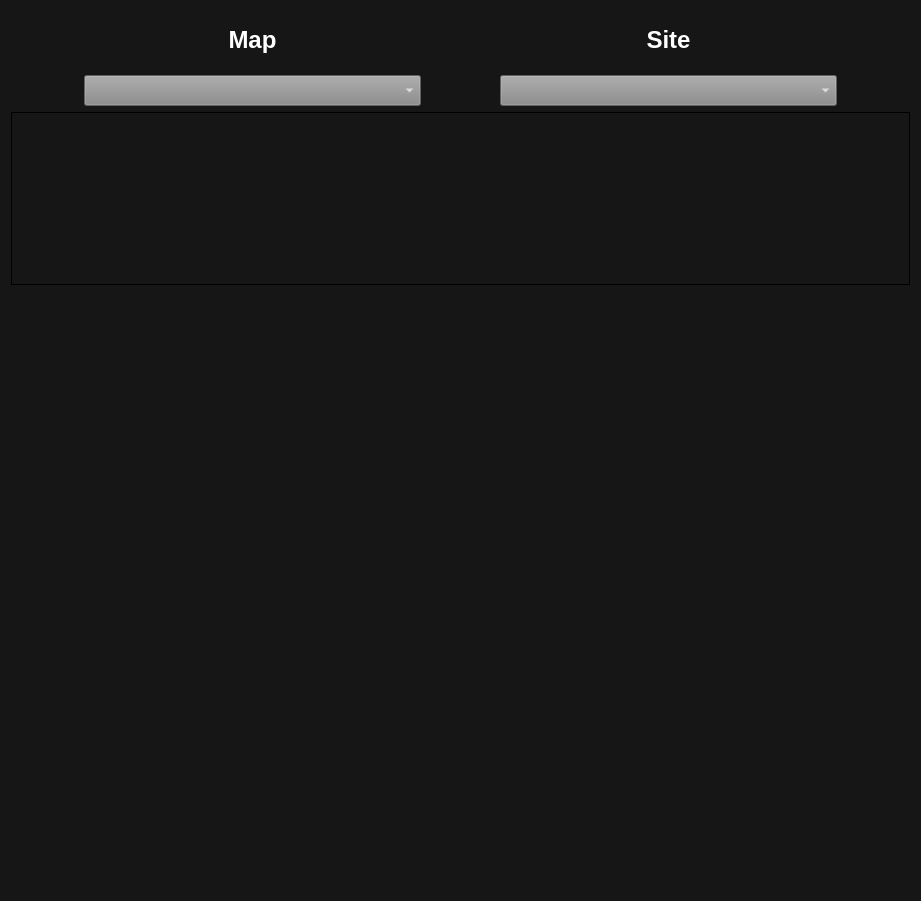
Before: the Qt Designer form R6Tools.ui in Machenta/R6Tools, drawn with Qt 5.
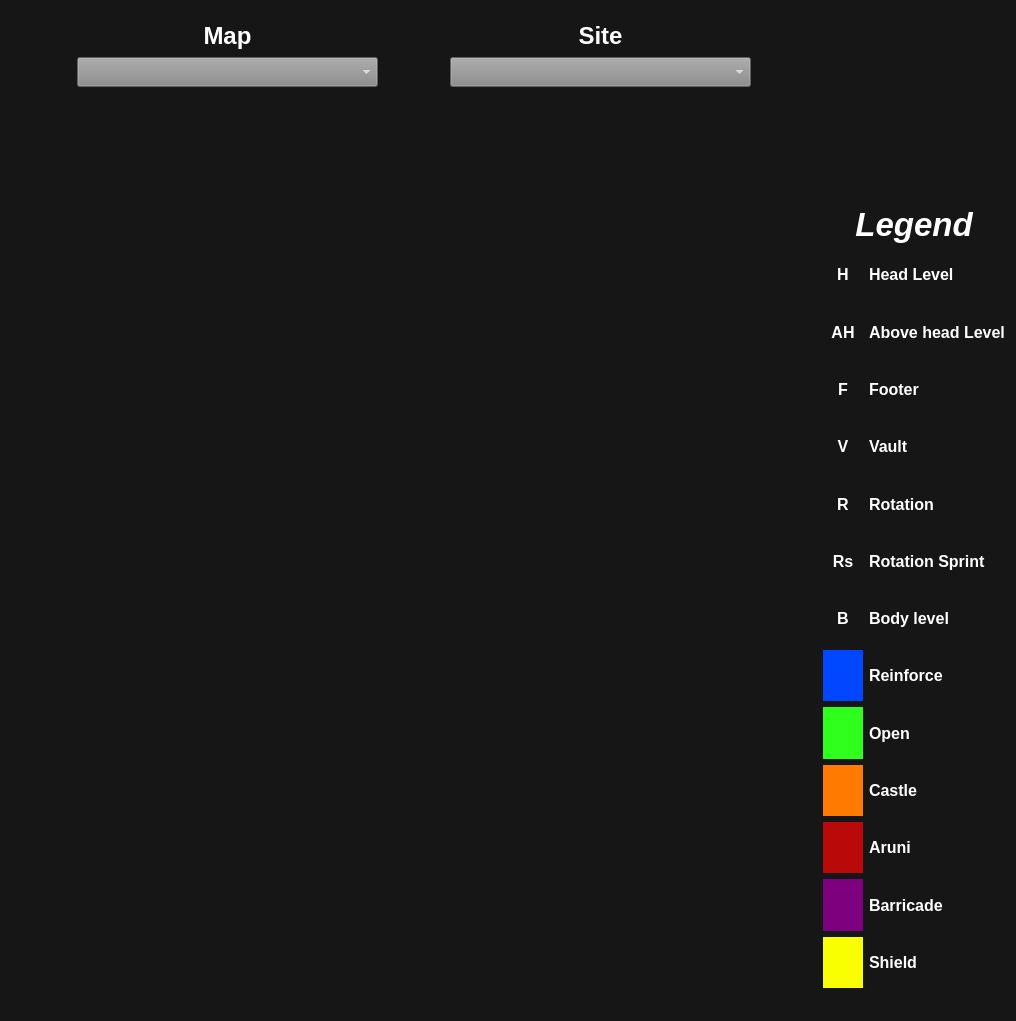
After: the same form once the commit is applied.

Commit message: Added image legend on UI

What changed in the file:
```diff
--- a/R6Tools.ui
+++ b/R6Tools.ui
@@ -6,8 +6,8 @@
    <rect>
     <x>0</x>
     <y>0</y>
-    <width>921</width>
-    <height>901</height>
+    <width>1016</width>
+    <height>1021</height>
    </rect>
   </property>
   <property name="sizePolicy">
@@ -47,54 +47,46 @@
       <property name="sizeConstraint">
        <enum>QLayout::SetNoConstraint</enum>
       </property>
-      <item row="0" column="1">
-       <widget class="QLabel" name="map">
-        <property name="sizePolicy">
-         <sizepolicy hsizetype="Expanding" vsizetype="Expanding">
-          <horstretch>5</horstretch>
-          <verstretch>1</verstretch>
-         </sizepolicy>
-        </property>
-        <property name="minimumSize">
-         <size>
-          <width>200</width>
-          <height>40</height>
-         </size>
-        </property>
+      <item row="7" column="5">
+       <widget class="QLabel" name="label_5">
         <property name="font">
          <font>
-          <pointsize>18</pointsize>
+          <pointsize>12</pointsize>
           <bold>true</bold>
          </font>
         </property>
         <property name="styleSheet">
-         <string notr="true">color: rgb(255, 255, 255);</string>
+         <string>color: rgb(255, 255, 255);</string>
         </property>
         <property name="text">
-         <string>Map</string>
+         <string>R</string>
         </property>
         <property name="alignment">
          <set>Qt::AlignCenter</set>
         </property>
        </widget>
       </item>
-      <item row="0" column="3">
-       <widget class="QLabel" name="site">
-        <property name="sizePolicy">
-         <sizepolicy hsizetype="Expanding" vsizetype="Expanding">
-          <horstretch>5</horstretch>
-          <verstretch>5</verstretch>
-         </sizepolicy>
+      <item row="12" column="6">
+       <widget class="QLabel" name="label_23">
+        <property name="font">
+         <font>
+          <pointsize>12</pointsize>
+          <bold>true</bold>
+         </font>
         </property>
-        <property name="minimumSize">
-         <size>
-          <width>200</width>
-          <height>40</height>
-         </size>
+        <property name="styleSheet">
+         <string>color: rgb(255, 255, 255);</string>
         </property>
+        <property name="text">
+         <string>Castle</string>
+        </property>
+       </widget>
+      </item>
+      <item row="3" column="6">
+       <widget class="QLabel" name="label_15">
         <property name="font">
          <font>
-          <pointsize>18</pointsize>
+          <pointsize>12</pointsize>
           <bold>true</bold>
          </font>
         </property>
@@ -102,25 +94,207 @@
          <string notr="true">color: rgb(255, 255, 255);</string>
         </property>
         <property name="text">
-         <string>Site</string>
+         <string>Head Level</string>
         </property>
+       </widget>
+      </item>
+      <item row="7" column="6">
+       <widget class="QLabel" name="label_18">
+        <property name="font">
+         <font>
+          <pointsize>12</pointsize>
+          <bold>true</bold>
+         </font>
+        </property>
+        <property name="styleSheet">
+         <string>color: rgb(255, 255, 255);</string>
+        </property>
+        <property name="text">
+         <string>Rotation</string>
+        </property>
+       </widget>
+      </item>
+      <item row="8" column="5">
+       <widget class="QLabel" name="label_6">
+        <property name="font">
+         <font>
+          <pointsize>12</pointsize>
+          <bold>true</bold>
+         </font>
+        </property>
+        <property name="styleSheet">
+         <string>color: rgb(255, 255, 255);</string>
+        </property>
+        <property name="text">
+         <string>Rs</string>
+        </property>
         <property name="alignment">
          <set>Qt::AlignCenter</set>
         </property>
        </widget>
       </item>
-      <item row="0" column="4" rowspan="2">
-       <spacer name="horizontalSpacer_3">
-        <property name="orientation">
-         <enum>Qt::Horizontal</enum>
+      <item row="6" column="6">
+       <widget class="QLabel" name="label_17">
+        <property name="font">
+         <font>
+          <pointsize>12</pointsize>
+          <bold>true</bold>
+         </font>
         </property>
-        <property name="sizeHint" stdset="0">
+        <property name="styleSheet">
+         <string>color: rgb(255, 255, 255);</string>
+        </property>
+        <property name="text">
+         <string>Vault</string>
+        </property>
+       </widget>
+      </item>
+      <item row="3" column="5">
+       <widget class="QLabel" name="label_4">
+        <property name="minimumSize">
          <size>
           <width>40</width>
-          <height>20</height>
+          <height>0</height>
          </size>
         </property>
-       </spacer>
+        <property name="font">
+         <font>
+          <pointsize>12</pointsize>
+          <bold>true</bold>
+         </font>
+        </property>
+        <property name="styleSheet">
+         <string notr="true">color: rgb(255, 255, 255);</string>
+        </property>
+        <property name="text">
+         <string>H</string>
+        </property>
+        <property name="alignment">
+         <set>Qt::AlignCenter</set>
+        </property>
+       </widget>
+      </item>
+      <item row="5" column="6">
+       <widget class="QLabel" name="label_16">
+        <property name="font">
+         <font>
+          <pointsize>12</pointsize>
+          <bold>true</bold>
+         </font>
+        </property>
+        <property name="styleSheet">
+         <string>color: rgb(255, 255, 255);</string>
+        </property>
+        <property name="text">
+         <string>Footer</string>
+        </property>
+       </widget>
+      </item>
+      <item row="15" column="6">
+       <widget class="QLabel" name="label_26">
+        <property name="font">
+         <font>
+          <pointsize>12</pointsize>
+          <bold>true</bold>
+         </font>
+        </property>
+        <property name="styleSheet">
+         <string>color: rgb(255, 255, 255);</string>
+        </property>
+        <property name="text">
+         <string>Shield</string>
+        </property>
+       </widget>
+      </item>
+      <item row="5" column="5">
+       <widget class="QLabel" name="label_2">
+        <property name="font">
+         <font>
+          <pointsize>12</pointsize>
+          <bold>true</bold>
+         </font>
+        </property>
+        <property name="styleSheet">
+         <string>color: rgb(255, 255, 255);</string>
+        </property>
+        <property name="text">
+         <string>F</string>
+        </property>
+        <property name="alignment">
+         <set>Qt::AlignCenter</set>
+        </property>
+       </widget>
+      </item>
+      <item row="14" column="6">
+       <widget class="QLabel" name="label_25">
+        <property name="font">
+         <font>
+          <pointsize>12</pointsize>
+          <bold>true</bold>
+         </font>
+        </property>
+        <property name="styleSheet">
+         <string>color: rgb(255, 255, 255);</string>
+        </property>
+        <property name="text">
+         <string>Barricade</string>
+        </property>
+       </widget>
+      </item>
+      <item row="13" column="5">
+       <widget class="QLabel" name="label_11">
+        <property name="font">
+         <font>
+          <pointsize>12</pointsize>
+          <bold>true</bold>
+         </font>
+        </property>
+        <property name="styleSheet">
+         <string notr="true">color: rgb(255, 255, 255);
+background-color: rgb(186, 9, 9);</string>
+        </property>
+        <property name="text">
+         <string/>
+        </property>
+        <property name="alignment">
+         <set>Qt::AlignCenter</set>
+        </property>
+       </widget>
+      </item>
+      <item row="4" column="5">
+       <widget class="QLabel" name="label_3">
+        <property name="font">
+         <font>
+          <pointsize>12</pointsize>
+          <bold>true</bold>
+         </font>
+        </property>
+        <property name="styleSheet">
+         <string notr="true">color: rgb(255, 255, 255);</string>
+        </property>
+        <property name="text">
+         <string>AH</string>
+        </property>
+        <property name="alignment">
+         <set>Qt::AlignCenter</set>
+        </property>
+       </widget>
+      </item>
+      <item row="4" column="6">
+       <widget class="QLabel" name="label_14">
+        <property name="font">
+         <font>
+          <pointsize>12</pointsize>
+          <bold>true</bold>
+         </font>
+        </property>
+        <property name="styleSheet">
+         <string notr="true">color: rgb(255, 255, 255);</string>
+        </property>
+        <property name="text">
+         <string>Above head Level</string>
+        </property>
+       </widget>
       </item>
       <item row="2" column="0" colspan="5">
        <widget class="QLabel" name="banLabel">
@@ -133,7 +307,13 @@
         <property name="minimumSize">
          <size>
           <width>50</width>
-          <height>50</height>
+          <height>150</height>
+         </size>
+        </property>
+        <property name="maximumSize">
+         <size>
+          <width>16777215</width>
+          <height>170</height>
          </size>
         </property>
         <property name="baseSize">
@@ -143,7 +323,7 @@
          </size>
         </property>
         <property name="frameShape">
-         <enum>QFrame::Box</enum>
+         <enum>QFrame::NoFrame</enum>
         </property>
         <property name="text">
          <string/>
@@ -156,6 +336,115 @@
         </property>
        </widget>
       </item>
+      <item row="11" column="6">
+       <widget class="QLabel" name="label_22">
+        <property name="font">
+         <font>
+          <pointsize>12</pointsize>
+          <bold>true</bold>
+         </font>
+        </property>
+        <property name="styleSheet">
+         <string>color: rgb(255, 255, 255);</string>
+        </property>
+        <property name="text">
+         <string>Open</string>
+        </property>
+       </widget>
+      </item>
+      <item row="9" column="5">
+       <widget class="QLabel" name="label_7">
+        <property name="font">
+         <font>
+          <pointsize>12</pointsize>
+          <bold>true</bold>
+         </font>
+        </property>
+        <property name="styleSheet">
+         <string>color: rgb(255, 255, 255);</string>
+        </property>
+        <property name="text">
+         <string>B</string>
+        </property>
+        <property name="alignment">
+         <set>Qt::AlignCenter</set>
+        </property>
+       </widget>
+      </item>
+      <item row="10" column="6">
+       <widget class="QLabel" name="label_21">
+        <property name="font">
+         <font>
+          <pointsize>12</pointsize>
+          <bold>true</bold>
+         </font>
+        </property>
+        <property name="styleSheet">
+         <string>color: rgb(255, 255, 255);</string>
+        </property>
+        <property name="text">
+         <string>Reinforce</string>
+        </property>
+       </widget>
+      </item>
+      <item row="3" column="0" rowspan="13" colspan="5">
+       <widget class="QLabel" name="setupLabel">
+        <property name="sizePolicy">
+         <sizepolicy hsizetype="Expanding" vsizetype="Expanding">
+          <horstretch>1</horstretch>
+          <verstretch>50</verstretch>
+         </sizepolicy>
+        </property>
+        <property name="minimumSize">
+         <size>
+          <width>50</width>
+          <height>300</height>
+         </size>
+        </property>
+        <property name="text">
+         <string/>
+        </property>
+        <property name="alignment">
+         <set>Qt::AlignCenter</set>
+        </property>
+       </widget>
+      </item>
+      <item row="0" column="0" rowspan="2">
+       <spacer name="horizontalSpacer">
+        <property name="orientation">
+         <enum>Qt::Horizontal</enum>
+        </property>
+        <property name="sizeType">
+         <enum>QSizePolicy::Expanding</enum>
+        </property>
+        <property name="sizeHint" stdset="0">
+         <size>
+          <width>40</width>
+          <height>20</height>
+         </size>
+        </property>
+       </spacer>
+      </item>
+      <item row="14" column="5">
+       <widget class="QLabel" name="label_12">
+        <property name="font">
+         <font>
+          <pointsize>12</pointsize>
+          <bold>true</bold>
+         </font>
+        </property>
+        <property name="styleSheet">
+         <string notr="true">color: rgb(255, 255, 255);
+background-color: rgb(127, 0, 127);</string>
+        </property>
+        <property name="text">
+         <string/>
+        </property>
+        <property name="alignment">
+         <set>Qt::AlignCenter</set>
+        </property>
+       </widget>
+      </item>
       <item row="0" column="2" rowspan="2">
        <spacer name="horizontalSpacer_2">
         <property name="orientation">
@@ -172,55 +461,58 @@
         </property>
        </spacer>
       </item>
-      <item row="0" column="0" rowspan="2">
-       <spacer name="horizontalSpacer">
-        <property name="orientation">
-         <enum>Qt::Horizontal</enum>
-        </property>
-        <property name="sizeType">
-         <enum>QSizePolicy::Expanding</enum>
-        </property>
-        <property name="sizeHint" stdset="0">
-         <size>
-          <width>40</width>
-          <height>20</height>
-         </size>
-        </property>
-       </spacer>
-      </item>
-      <item row="1" column="3">
-       <widget class="QComboBox" name="site_combo">
-        <property name="sizePolicy">
-         <sizepolicy hsizetype="Expanding" vsizetype="Expanding">
-          <horstretch>1</horstretch>
-          <verstretch>1</verstretch>
-         </sizepolicy>
-        </property>
+      <item row="13" column="6">
+       <widget class="QLabel" name="label_24">
         <property name="font">
          <font>
-          <pointsize>14</pointsize>
+          <pointsize>12</pointsize>
           <bold>true</bold>
          </font>
         </property>
         <property name="styleSheet">
-         <string notr="true">background-color: rgb(136, 136, 136);
-color: rgb(255, 255, 255);</string>
+         <string>color: rgb(255, 255, 255);</string>
+        </property>
+        <property name="text">
+         <string>Aruni</string>
         </property>
        </widget>
       </item>
-      <item row="3" column="0" colspan="5">
-       <widget class="QLabel" name="setupLabel">
-        <property name="sizePolicy">
-         <sizepolicy hsizetype="Expanding" vsizetype="Expanding">
-          <horstretch>1</horstretch>
-          <verstretch>50</verstretch>
-         </sizepolicy>
-        </property>
+      <item row="6" column="5">
+       <widget class="QLabel" name="label">
         <property name="minimumSize">
          <size>
-          <width>50</width>
-          <height>50</height>
+          <width>20</width>
+          <height>0</height>
          </size>
+        </property>
+        <property name="font">
+         <font>
+          <pointsize>12</pointsize>
+          <bold>true</bold>
+         </font>
+        </property>
+        <property name="styleSheet">
+         <string>color: rgb(255, 255, 255);</string>
+        </property>
+        <property name="text">
+         <string>V</string>
+        </property>
+        <property name="alignment">
+         <set>Qt::AlignCenter</set>
+        </property>
+       </widget>
+      </item>
+      <item row="12" column="5">
+       <widget class="QLabel" name="label_10">
+        <property name="font">
+         <font>
+          <pointsize>12</pointsize>
+          <bold>true</bold>
+         </font>
+        </property>
+        <property name="styleSheet">
+         <string notr="true">color: rgb(255, 255, 255);
+background-color: rgb(255, 122, 0);</string>
         </property>
         <property name="text">
          <string/>
@@ -238,6 +530,12 @@
           <verstretch>1</verstretch>
          </sizepolicy>
         </property>
+        <property name="maximumSize">
+         <size>
+          <width>400</width>
+          <height>30</height>
+         </size>
+        </property>
         <property name="font">
          <font>
           <pointsize>14</pointsize>
@@ -250,6 +548,231 @@
         </property>
        </widget>
       </item>
+      <item row="15" column="5">
+       <widget class="QLabel" name="label_13">
+        <property name="font">
+         <font>
+          <pointsize>12</pointsize>
+          <bold>true</bold>
+         </font>
+        </property>
+        <property name="styleSheet">
+         <string notr="true">color: rgb(255, 255, 255);
+background-color: rgb(250, 255, 0);</string>
+        </property>
+        <property name="text">
+         <string/>
+        </property>
+        <property name="alignment">
+         <set>Qt::AlignCenter</set>
+        </property>
+       </widget>
+      </item>
+      <item row="9" column="6">
+       <widget class="QLabel" name="label_20">
+        <property name="font">
+         <font>
+          <pointsize>12</pointsize>
+          <bold>true</bold>
+         </font>
+        </property>
+        <property name="styleSheet">
+         <string>color: rgb(255, 255, 255);</string>
+        </property>
+        <property name="text">
+         <string>Body level</string>
+        </property>
+       </widget>
+      </item>
+      <item row="0" column="1">
+       <widget class="QLabel" name="map">
+        <property name="sizePolicy">
+         <sizepolicy hsizetype="Expanding" vsizetype="Expanding">
+          <horstretch>5</horstretch>
+          <verstretch>1</verstretch>
+         </sizepolicy>
+        </property>
+        <property name="minimumSize">
+         <size>
+          <width>200</width>
+          <height>40</height>
+         </size>
+        </property>
+        <property name="maximumSize">
+         <size>
+          <width>400</width>
+          <height>30</height>
+         </size>
+        </property>
+        <property name="font">
+         <font>
+          <pointsize>18</pointsize>
+          <bold>true</bold>
+         </font>
+        </property>
+        <property name="styleSheet">
+         <string notr="true">color: rgb(255, 255, 255);</string>
+        </property>
+        <property name="text">
+         <string>Map</string>
+        </property>
+        <property name="alignment">
+         <set>Qt::AlignCenter</set>
+        </property>
+       </widget>
+      </item>
+      <item row="8" column="6">
+       <widget class="QLabel" name="label_19">
+        <property name="font">
+         <font>
+          <pointsize>12</pointsize>
+          <bold>true</bold>
+         </font>
+        </property>
+        <property name="styleSheet">
+         <string>color: rgb(255, 255, 255);</string>
+        </property>
+        <property name="text">
+         <string>Rotation Sprint</string>
+        </property>
+       </widget>
+      </item>
+      <item row="2" column="5" colspan="2">
+       <widget class="QLabel" name="label_27">
+        <property name="font">
+         <font>
+          <pointsize>25</pointsize>
+          <italic>true</italic>
+          <bold>true</bold>
+         </font>
+        </property>
+        <property name="styleSheet">
+         <string notr="true">color: rgb(255, 255, 255);</string>
+        </property>
+        <property name="text">
+         <string>Legend</string>
+        </property>
+        <property name="alignment">
+         <set>Qt::AlignBottom|Qt::AlignHCenter</set>
+        </property>
+       </widget>
+      </item>
+      <item row="10" column="5">
+       <widget class="QLabel" name="label_8">
+        <property name="font">
+         <font>
+          <pointsize>12</pointsize>
+          <bold>true</bold>
+         </font>
+        </property>
+        <property name="styleSheet">
+         <string notr="true">color: rgb(255, 255, 255);
+background-color: rgb(0, 71, 255);</string>
+        </property>
+        <property name="text">
+         <string/>
+        </property>
+        <property name="alignment">
+         <set>Qt::AlignCenter</set>
+        </property>
+       </widget>
+      </item>
+      <item row="11" column="5">
+       <widget class="QLabel" name="label_9">
+        <property name="font">
+         <font>
+          <pointsize>12</pointsize>
+          <bold>true</bold>
+         </font>
+        </property>
+        <property name="styleSheet">
+         <string notr="true">color: rgb(255, 255, 255);
+background-color: rgb(46, 255, 28);</string>
+        </property>
+        <property name="text">
+         <string/>
+        </property>
+        <property name="alignment">
+         <set>Qt::AlignCenter</set>
+        </property>
+       </widget>
+      </item>
+      <item row="0" column="5" rowspan="2" colspan="2">
+       <spacer name="horizontalSpacer_3">
+        <property name="orientation">
+         <enum>Qt::Horizontal</enum>
+        </property>
+        <property name="sizeHint" stdset="0">
+         <size>
+          <width>40</width>
+          <height>10</height>
+         </size>
+        </property>
+       </spacer>
+      </item>
+      <item row="1" column="3">
+       <widget class="QComboBox" name="site_combo">
+        <property name="sizePolicy">
+         <sizepolicy hsizetype="Expanding" vsizetype="Expanding">
+          <horstretch>1</horstretch>
+          <verstretch>1</verstretch>
+         </sizepolicy>
+        </property>
+        <property name="maximumSize">
+         <size>
+          <width>400</width>
+          <height>30</height>
+         </size>
+        </property>
+        <property name="font">
+         <font>
+          <pointsize>14</pointsize>
+          <bold>true</bold>
+         </font>
+        </property>
+        <property name="styleSheet">
+         <string notr="true">background-color: rgb(136, 136, 136);
+color: rgb(255, 255, 255);</string>
+        </property>
+       </widget>
+      </item>
+      <item row="0" column="3">
+       <widget class="QLabel" name="site">
+        <property name="sizePolicy">
+         <sizepolicy hsizetype="Expanding" vsizetype="Expanding">
+          <horstretch>5</horstretch>
+          <verstretch>5</verstretch>
+         </sizepolicy>
+        </property>
+        <property name="minimumSize">
+         <size>
+          <width>200</width>
+          <height>40</height>
+         </size>
+        </property>
+        <property name="maximumSize">
+         <size>
+          <width>400</width>
+          <height>30</height>
+         </size>
+        </property>
+        <property name="font">
+         <font>
+          <pointsize>18</pointsize>
+          <bold>true</bold>
+         </font>
+        </property>
+        <property name="styleSheet">
+         <string notr="true">color: rgb(255, 255, 255);</string>
+        </property>
+        <property name="text">
+         <string>Site</string>
+        </property>
+        <property name="alignment">
+         <set>Qt::AlignCenter</set>
+        </property>
+       </widget>
+      </item>
      </layout>
     </item>
    </layout>
```
Left out of the diff: 2 changed lines with no effect on the pictures. The commit also changes 6 other files.
